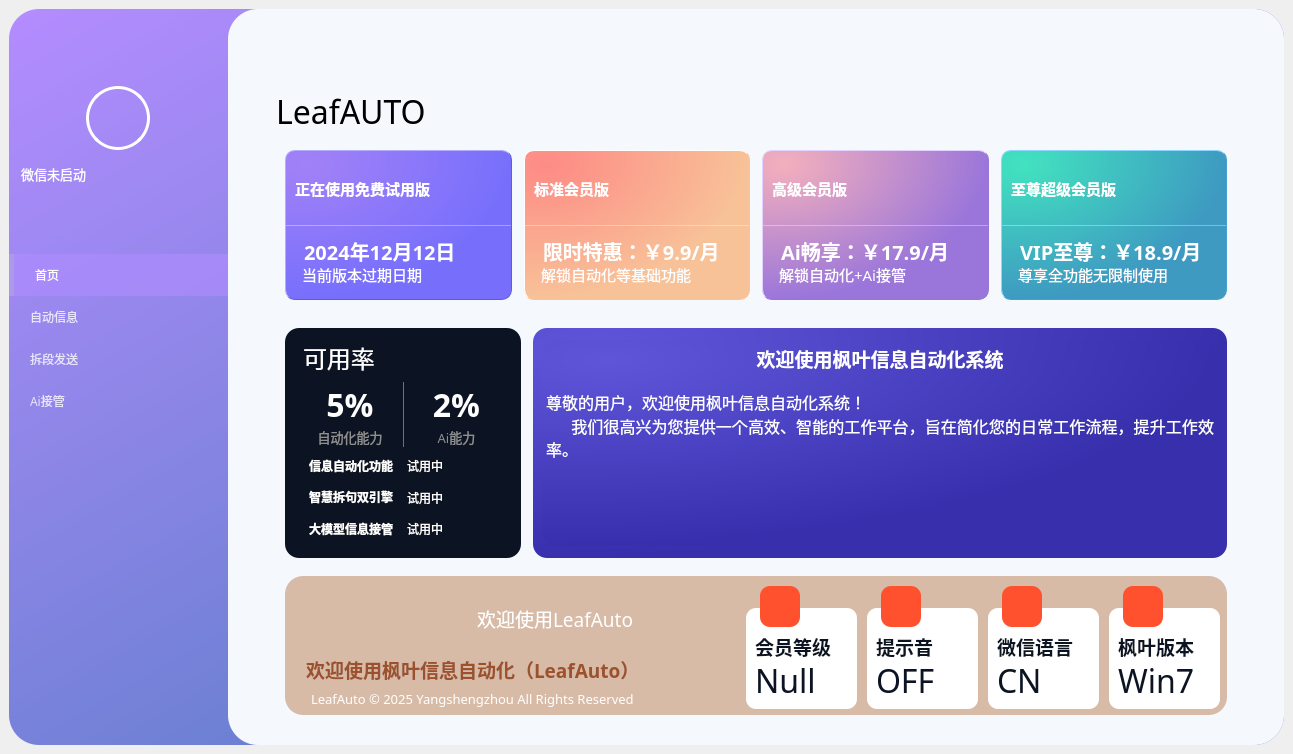
The window that Ui_MainWindow.ui (YangShengzhou03/LeafAuto_Win7) describes before a commit, drawn with Qt 5.
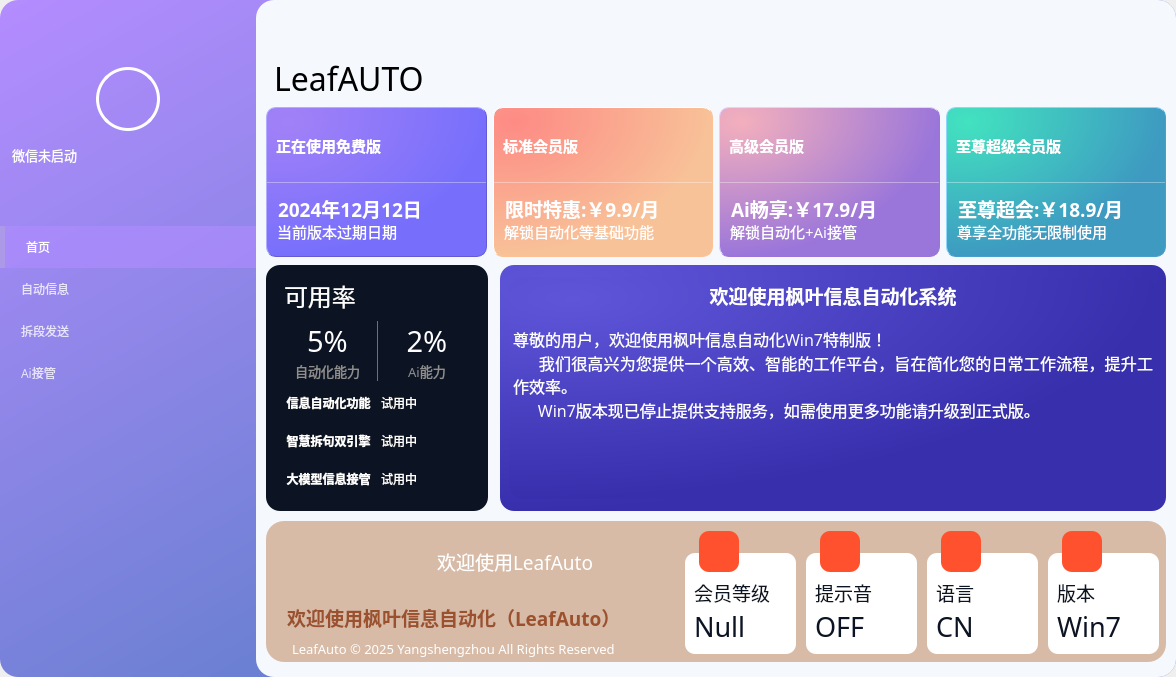
The same window after the commit. Icons and pictures are not drawn.

The edit to the form file:
```diff
--- a/Ui_MainWindow.ui
+++ b/Ui_MainWindow.ui
@@ -6,8 +6,8 @@
    <rect>
     <x>0</x>
     <y>0</y>
-    <width>1293</width>
-    <height>754</height>
+    <width>1176</width>
+    <height>677</height>
    </rect>
   </property>
   <property name="windowTitle">
@@ -18,13 +18,28 @@
   </property>
   <widget class="QWidget" name="centralwidget">
    <layout class="QHBoxLayout" name="horizontalLayout">
+    <property name="spacing">
+     <number>0</number>
+    </property>
+    <property name="leftMargin">
+     <number>0</number>
+    </property>
+    <property name="topMargin">
+     <number>0</number>
+    </property>
+    <property name="rightMargin">
+     <number>0</number>
+    </property>
+    <property name="bottomMargin">
+     <number>0</number>
+    </property>
     <item>
      <widget class="QFrame" name="main_Frame">
       <property name="styleSheet">
        <string notr="true">QFrame#main_Frame{
 background-color: qlineargradient(x0:0, y0:1, x1:1, y1:1,stop:0.4  rgb(107, 128, 210), stop:1 rgb(180, 140, 255));
 border:0px solid red;
-border-radius:30px
+border-radius:18px
 }</string>
       </property>
       <property name="frameShape">
@@ -53,13 +68,13 @@
         <widget class="QFrame" name="left">
          <property name="minimumSize">
           <size>
-           <width>219</width>
+           <width>0</width>
            <height>0</height>
           </size>
          </property>
          <property name="maximumSize">
           <size>
-           <width>219</width>
+           <width>16777215</width>
            <height>16777215</height>
           </size>
          </property>
@@ -67,7 +82,7 @@
           <string notr="true">QFrame{
 background-color: rgba(255, 255, 255,0);
 border:0px solid red;
-border-radius:30px
+border-radius:18px
 }</string>
          </property>
          <property name="frameShape">
@@ -236,7 +251,7 @@
            <widget class="QListWidget" name="left_listWidget">
             <property name="minimumSize">
              <size>
-              <width>180</width>
+              <width>199</width>
               <height>0</height>
              </size>
             </property>
@@ -319,7 +334,7 @@
           <string notr="true">QFrame{
 background-color: rgb(245, 249, 254);
 border:0px solid red;
-border-radius:30px
+border-radius:18px
 }</string>
          </property>
          <property name="frameShape">
@@ -330,19 +345,19 @@
          </property>
          <layout class="QVBoxLayout" name="verticalLayout_30">
           <property name="spacing">
-           <number>4</number>
+           <number>0</number>
           </property>
           <property name="leftMargin">
-           <number>48</number>
+           <number>4</number>
           </property>
           <property name="topMargin">
-           <number>24</number>
+           <number>4</number>
           </property>
           <property name="rightMargin">
-           <number>48</number>
+           <number>4</number>
           </property>
           <property name="bottomMargin">
-           <number>24</number>
+           <number>9</number>
           </property>
           <item>
            <widget class="QFrame" name="rightHead_frame">
@@ -363,7 +378,7 @@
               <number>0</number>
              </property>
              <property name="rightMargin">
-              <number>0</number>
+              <number>4</number>
              </property>
              <property name="bottomMargin">
               <number>0</number>
@@ -385,13 +400,13 @@
               <widget class="QFrame" name="vip_frame">
                <property name="minimumSize">
                 <size>
-                 <width>98</width>
+                 <width>104</width>
                  <height>52</height>
                 </size>
                </property>
                <property name="maximumSize">
                 <size>
-                 <width>98</width>
+                 <width>104</width>
                  <height>52</height>
                 </size>
                </property>
@@ -653,6 +668,7 @@
                    <property name="styleSheet">
                     <string notr="true">QLabel {
     color: rgb(0, 0, 0);
+	padding-left:6px;
 }</string>
                    </property>
                    <property name="text">
@@ -668,19 +684,19 @@
                    <item>
                     <layout class="QHBoxLayout" name="versionBlock_Layout">
                      <property name="spacing">
-                      <number>12</number>
+                      <number>6</number>
                      </property>
                      <property name="leftMargin">
-                      <number>9</number>
+                      <number>6</number>
                      </property>
                      <property name="topMargin">
-                      <number>16</number>
+                      <number>6</number>
                      </property>
                      <property name="rightMargin">
-                      <number>9</number>
+                      <number>6</number>
                      </property>
                      <property name="bottomMargin">
-                      <number>16</number>
+                      <number>4</number>
                      </property>
                      <item>
                       <widget class="QFrame" name="frame_top1">
@@ -794,7 +810,7 @@
 </string>
                              </property>
                              <property name="text">
-                              <string>正在使用免费试用版</string>
+                              <string>正在使用免费版</string>
                              </property>
                              <property name="icon">
                               <iconset>
@@ -859,15 +875,15 @@
                              </property>
                              <property name="font">
                               <font>
-                               <family>黑体</family>
-                               <pointsize>15</pointsize>
+                               <family>微软雅黑</family>
+                               <pointsize>14</pointsize>
                                <weight>75</weight>
                                <bold>true</bold>
                               </font>
                              </property>
                              <property name="styleSheet">
                               <string notr="true">color: rgb(255, 255, 255);
-padding-left:12px;</string>
+padding-left:6px;</string>
                              </property>
                              <property name="text">
                               <string>2024年12月12日</string>
@@ -894,7 +910,7 @@
                              </property>
                              <property name="styleSheet">
                               <string notr="true">color: rgb(255, 255, 255);
-padding-left:12px;</string>
+padding-left:6px;</string>
                              </property>
                              <property name="text">
                               <string>当前版本过期日期</string>
@@ -1081,18 +1097,18 @@
                              </property>
                              <property name="font">
                               <font>
-                               <family>黑体</family>
-                               <pointsize>15</pointsize>
+                               <family>微软雅黑</family>
+                               <pointsize>14</pointsize>
                                <weight>75</weight>
                                <bold>true</bold>
                               </font>
                              </property>
                              <property name="styleSheet">
                               <string notr="true">color: rgb(255, 255, 255);
-padding-left:12px;</string>
+padding-left:6px;</string>
                              </property>
                              <property name="text">
-                              <string>限时特惠：￥9.9/月</string>
+                              <string>限时特惠:￥9.9/月</string>
                              </property>
                              <property name="alignment">
                               <set>Qt::AlignLeading|Qt::AlignLeft|Qt::AlignVCenter</set>
@@ -1116,7 +1132,7 @@
                              </property>
                              <property name="styleSheet">
                               <string notr="true">color: rgb(255, 255, 255);
-padding-left:12px;</string>
+padding-left:6px;</string>
                              </property>
                              <property name="text">
                               <string>解锁自动化等基础功能</string>
@@ -1303,18 +1319,18 @@
                              </property>
                              <property name="font">
                               <font>
-                               <family>黑体</family>
-                               <pointsize>15</pointsize>
+                               <family>微软雅黑</family>
+                               <pointsize>14</pointsize>
                                <weight>75</weight>
                                <bold>true</bold>
                               </font>
                              </property>
                              <property name="styleSheet">
                               <string notr="true">color: rgb(255, 255, 255);
-padding-left:12px;</string>
+padding-left:6px;</string>
                              </property>
                              <property name="text">
-                              <string>Ai畅享：￥17.9/月</string>
+                              <string>Ai畅享:￥17.9/月</string>
                              </property>
                              <property name="alignment">
                               <set>Qt::AlignLeading|Qt::AlignLeft|Qt::AlignVCenter</set>
@@ -1338,7 +1354,7 @@
                              </property>
                              <property name="styleSheet">
                               <string notr="true">color: rgb(255, 255, 255);
-padding-left:12px;</string>
+padding-left:6px;</string>
                              </property>
                              <property name="text">
                               <string>解锁自动化+Ai接管</string>
@@ -1524,18 +1540,18 @@
                              </property>
                              <property name="font">
                               <font>
-                               <family>黑体</family>
-                               <pointsize>15</pointsize>
+                               <family>微软雅黑</family>
+                               <pointsize>14</pointsize>
                                <weight>75</weight>
                                <bold>true</bold>
                               </font>
                              </property>
                              <property name="styleSheet">
                               <string notr="true">color: rgb(255, 255, 255);
-padding-left:12px;</string>
+padding-left:6px;</string>
                              </property>
                              <property name="text">
-                              <string>VIP至尊：￥18.9/月</string>
+                              <string>至尊超会:￥18.9/月</string>
                              </property>
                              <property name="alignment">
                               <set>Qt::AlignLeading|Qt::AlignLeft|Qt::AlignVCenter</set>
@@ -1559,7 +1575,7 @@
                              </property>
                              <property name="styleSheet">
                               <string notr="true">color: rgb(255, 255, 255);
-padding-left:12px;</string>
+padding-left:6px;</string>
                              </property>
                              <property name="text">
                               <string>尊享全功能无限制使用</string>
@@ -1583,23 +1599,23 @@
                       <number>12</number>
                      </property>
                      <property name="leftMargin">
-                      <number>9</number>
+                      <number>6</number>
                      </property>
                      <property name="topMargin">
-                      <number>12</number>
+                      <number>4</number>
                      </property>
                      <property name="rightMargin">
-                      <number>9</number>
+                      <number>6</number>
                      </property>
                      <property name="bottomMargin">
-                      <number>12</number>
+                      <number>4</number>
                      </property>
                      <item>
                       <widget class="QFrame" name="instrument_frame">
                        <property name="minimumSize">
                         <size>
-                         <width>236</width>
-                         <height>223</height>
+                         <width>0</width>
+                         <height>0</height>
                         </size>
                        </property>
                        <property name="styleSheet">
@@ -1649,6 +1665,9 @@
                         </item>
                         <item>
                          <layout class="QHBoxLayout" name="horizontalLayout_44">
+                          <property name="spacing">
+                           <number>6</number>
+                          </property>
                           <item>
                            <layout class="QVBoxLayout" name="verticalLayout_34">
                             <property name="spacing">
@@ -1659,9 +1678,9 @@
                               <property name="font">
                                <font>
                                 <family>微软雅黑</family>
-                                <pointsize>24</pointsize>
-                                <weight>75</weight>
-                                <bold>true</bold>
+                                <pointsize>22</pointsize>
+                                <weight>50</weight>
+                                <bold>false</bold>
                                </font>
                               </property>
                               <property name="text">
@@ -1721,9 +1740,9 @@
                               <property name="font">
                                <font>
                                 <family>微软雅黑</family>
-                                <pointsize>24</pointsize>
-                                <weight>75</weight>
-                                <bold>true</bold>
+                                <pointsize>22</pointsize>
+                                <weight>50</weight>
+                                <bold>false</bold>
                                </font>
                               </property>
                               <property name="text">
@@ -1925,7 +1944,7 @@
                       <widget class="QFrame" name="ad_frame">
                        <property name="minimumSize">
                         <size>
-                         <width>688</width>
+                         <width>0</width>
                          <height>0</height>
                         </size>
                        </property>
@@ -1967,8 +1986,9 @@
 &lt;/style&gt;&lt;/head&gt;&lt;body style=&quot; font-family:'微软雅黑 Light'; font-size:9pt; font-weight:400; font-style:normal;&quot;&gt;
 &lt;p align=&quot;center&quot; style=&quot; margin-top:0px; margin-bottom:0px; margin-left:0px; margin-right:0px; -qt-block-indent:0; text-indent:0px;&quot;&gt;&lt;span style=&quot; font-family:'Microsoft YaHei UI'; font-size:14pt; font-weight:696;&quot;&gt;欢迎使用枫叶信息自动化系统&lt;/span&gt;&lt;/p&gt;
 &lt;p align=&quot;justify&quot; style=&quot;-qt-paragraph-type:empty; margin-top:0px; margin-bottom:0px; margin-left:0px; margin-right:0px; -qt-block-indent:0; text-indent:0px; font-family:'Microsoft YaHei UI';&quot;&gt;&lt;br /&gt;&lt;/p&gt;
-&lt;p align=&quot;justify&quot; style=&quot; margin-top:0px; margin-bottom:0px; margin-left:0px; margin-right:0px; -qt-block-indent:0; text-indent:0px;&quot;&gt;&lt;span style=&quot; font-family:'Microsoft YaHei UI'; font-size:12pt;&quot;&gt;尊敬的用户，欢迎使用枫叶信息自动化系统！&lt;/span&gt;&lt;/p&gt;
-&lt;p align=&quot;justify&quot; style=&quot; margin-top:0px; margin-bottom:0px; margin-left:0px; margin-right:0px; -qt-block-indent:0; text-indent:0px;&quot;&gt;&lt;span style=&quot; font-family:'Microsoft YaHei UI'; font-size:12pt;&quot;&gt;      我们很高兴为您提供一个高效、智能的工作平台，旨在简化您的日常工作流程，提升工作效率。&lt;/span&gt;&lt;/p&gt;&lt;/body&gt;&lt;/html&gt;</string>
+&lt;p align=&quot;justify&quot; style=&quot; margin-top:0px; margin-bottom:0px; margin-left:0px; margin-right:0px; -qt-block-indent:0; text-indent:0px;&quot;&gt;&lt;span style=&quot; font-family:'Microsoft YaHei UI'; font-size:12pt;&quot;&gt;尊敬的用户，欢迎使用枫叶信息自动化Win7特制版！&lt;/span&gt;&lt;/p&gt;
+&lt;p align=&quot;justify&quot; style=&quot; margin-top:0px; margin-bottom:0px; margin-left:0px; margin-right:0px; -qt-block-indent:0; text-indent:0px;&quot;&gt;&lt;span style=&quot; font-family:'Microsoft YaHei UI'; font-size:12pt;&quot;&gt;      我们很高兴为您提供一个高效、智能的工作平台，旨在简化您的日常工作流程，提升工作效率。&lt;/span&gt;&lt;/p&gt;
+&lt;p align=&quot;justify&quot; style=&quot; margin-top:0px; margin-bottom:0px; margin-left:0px; margin-right:0px; -qt-block-indent:0; text-indent:0px;&quot;&gt;&lt;span style=&quot; font-family:'Microsoft YaHei UI'; font-size:12pt;&quot;&gt;      Win7版本现已停止提供支持服务，如需使用更多功能请升级到正式版。&lt;/span&gt;&lt;/p&gt;&lt;/body&gt;&lt;/html&gt;</string>
                           </property>
                          </widget>
                         </item>
@@ -1990,13 +2010,13 @@
                      </property>
                      <layout class="QGridLayout" name="gridLayout">
                       <property name="leftMargin">
-                       <number>9</number>
+                       <number>6</number>
                       </property>
                       <property name="topMargin">
                        <number>6</number>
                       </property>
                       <property name="rightMargin">
-                       <number>9</number>
+                       <number>6</number>
                       </property>
                       <property name="bottomMargin">
                        <number>6</number>
@@ -2005,7 +2025,7 @@
                        <widget class="QFrame" name="inBottom_frame">
                         <property name="minimumSize">
                          <size>
-                          <width>936</width>
+                          <width>0</width>
                           <height>0</height>
                          </size>
                         </property>
@@ -2031,7 +2051,7 @@
                           <number>12</number>
                          </property>
                          <property name="topMargin">
-                          <number>6</number>
+                          <number>4</number>
                          </property>
                          <property name="rightMargin">
                           <number>2</number>
@@ -2041,12 +2061,18 @@
                          </property>
                          <item>
                           <layout class="QVBoxLayout" name="bottom_Layout">
+                           <property name="spacing">
+                            <number>6</number>
+                           </property>
                            <property name="leftMargin">
                             <number>9</number>
                            </property>
                            <property name="rightMargin">
                             <number>9</number>
                            </property>
+                           <property name="bottomMargin">
+                            <number>0</number>
+                           </property>
                            <item>
                             <layout class="QHBoxLayout" name="Version_Layout" stretch="0,0,0,0">
                              <property name="spacing">
@@ -2271,8 +2297,8 @@
                                 <font>
                                  <family>微软雅黑</family>
                                  <pointsize>14</pointsize>
-                                 <weight>75</weight>
-                                 <bold>true</bold>
+                                 <weight>50</weight>
+                                 <bold>false</bold>
                                 </font>
                                </property>
                                <property name="text">
@@ -2286,8 +2312,8 @@
                                 <widget class="QLabel" name="label_76">
                                  <property name="font">
                                   <font>
-                                   <family>黑体</family>
-                                   <pointsize>24</pointsize>
+                                   <family>微软雅黑</family>
+                                   <pointsize>20</pointsize>
                                    <weight>50</weight>
                                    <bold>false</bold>
                                   </font>
@@ -2391,8 +2417,8 @@
                                 <font>
                                  <family>微软雅黑</family>
                                  <pointsize>14</pointsize>
-                                 <weight>75</weight>
-                                 <bold>true</bold>
+                                 <weight>50</weight>
+                                 <bold>false</bold>
                                 </font>
                                </property>
                                <property name="text">
@@ -2402,12 +2428,15 @@
                              </item>
                              <item>
                               <layout class="QHBoxLayout" name="horizontalLayout_51">
+                               <property name="spacing">
+                                <number>7</number>
+                               </property>
                                <item>
                                 <widget class="QLabel" name="label_78">
                                  <property name="font">
                                   <font>
-                                   <family>黑体</family>
-                                   <pointsize>24</pointsize>
+                                   <family>微软雅黑</family>
+                                   <pointsize>20</pointsize>
                                    <weight>50</weight>
                                    <bold>false</bold>
                                   </font>
@@ -2505,12 +2534,12 @@
                                 <font>
                                  <family>微软雅黑</family>
                                  <pointsize>14</pointsize>
-                                 <weight>75</weight>
-                                 <bold>true</bold>
+                                 <weight>50</weight>
+                                 <bold>false</bold>
                                 </font>
                                </property>
                                <property name="text">
-                                <string>微信语言</string>
+                                <string>语言</string>
                                </property>
                               </widget>
                              </item>
@@ -2520,8 +2549,8 @@
                                 <widget class="QLabel" name="label_80">
                                  <property name="font">
                                   <font>
-                                   <family>黑体</family>
-                                   <pointsize>24</pointsize>
+                                   <family>微软雅黑</family>
+                                   <pointsize>20</pointsize>
                                    <weight>50</weight>
                                    <bold>false</bold>
                                   </font>
@@ -2619,12 +2648,12 @@
                                 <font>
                                  <family>微软雅黑</family>
                                  <pointsize>14</pointsize>
-                                 <weight>75</weight>
-                                 <bold>true</bold>
+                                 <weight>50</weight>
+                                 <bold>false</bold>
                                 </font>
                                </property>
                                <property name="text">
-                                <string>枫叶版本</string>
+                                <string>版本</string>
                                </property>
                               </widget>
                              </item>
@@ -2634,8 +2663,8 @@
                                 <widget class="QLabel" name="label_82">
                                  <property name="font">
                                   <font>
-                                   <family>黑体</family>
-                                   <pointsize>24</pointsize>
+                                   <family>微软雅黑</family>
+                                   <pointsize>20</pointsize>
                                    <weight>50</weight>
                                    <bold>false</bold>
                                   </font>
@@ -2720,6 +2749,7 @@
                    <property name="styleSheet">
                     <string notr="true">QLabel {
     color: rgb(0, 0, 0);
+	padding-left:6px;
 }</string>
                    </property>
                    <property name="text">
@@ -2731,19 +2761,19 @@
                   <widget class="QFrame" name="DataInput">
                    <layout class="QHBoxLayout" name="horizontalLayout_5" stretch="0,0,0,0">
                     <property name="spacing">
-                     <number>9</number>
+                     <number>4</number>
                     </property>
                     <property name="sizeConstraint">
                      <enum>QLayout::SetDefaultConstraint</enum>
                     </property>
                     <property name="leftMargin">
-                     <number>6</number>
+                     <number>0</number>
                     </property>
                     <property name="topMargin">
                      <number>6</number>
                     </property>
                     <property name="rightMargin">
-                     <number>6</number>
+                     <number>0</number>
                     </property>
                     <property name="bottomMargin">
                      <number>6</number>
@@ -2836,7 +2866,7 @@
     color: rgb(0, 0, 0);
     border: none;
     padding: 2px;
-    font-size: 14px;
+    font-size: 16px;
 }
 
 QLineEdit::placeholder {
@@ -3012,7 +3042,7 @@
     color: rgb(0, 0, 0);
     border: none;
     padding: 2px;
-    font-size: 14px;
+    font-size: 16px;
 }
 
 QLineEdit::placeholder {
@@ -3060,7 +3090,7 @@
                       </property>
                       <layout class="QHBoxLayout" name="horizontalLayout_96">
                        <property name="spacing">
-                        <number>6</number>
+                        <number>4</number>
                        </property>
                        <property name="leftMargin">
                         <number>9</number>
@@ -3069,7 +3099,7 @@
                         <number>0</number>
                        </property>
                        <property name="rightMargin">
-                        <number>6</number>
+                        <number>4</number>
                        </property>
                        <property name="bottomMargin">
                         <number>0</number>
@@ -3102,19 +3132,19 @@
                          </property>
                          <property name="minimumSize">
                           <size>
-                           <width>152</width>
+                           <width>158</width>
                            <height>0</height>
                           </size>
                          </property>
                          <property name="maximumSize">
                           <size>
-                           <width>156</width>
+                           <width>158</width>
                            <height>16777215</height>
                           </size>
                          </property>
                          <property name="font">
                           <font>
-                           <family>黑体</family>
+                           <family>微软雅黑</family>
                            <pointsize>-1</pointsize>
                           </font>
                          </property>
@@ -3124,7 +3154,7 @@
     border: 1px solid rgb(87, 78, 209);
     border-radius: 2px;
     color: rgb(0, 0, 0);
-    font-size: 15px;
+    font-size: 16px;
 }
 
 QDateTimeEdit:hover {
@@ -3187,7 +3217,7 @@
                          </property>
                          <property name="font">
                           <font>
-                           <family>黑体</family>
+                           <family>微软雅黑</family>
                            <pointsize>-1</pointsize>
                           </font>
                          </property>
@@ -3197,7 +3227,7 @@
     border: 1px solid rgb(87, 78, 209);
     border-radius: 2px;
     color: rgb(0, 0, 0);
-    font-size: 15px;
+    font-size: 16px;
     padding-right: 0;
     text-align: center;
     padding-left: 2px;
@@ -3312,7 +3342,7 @@
                  <item>
                   <layout class="QHBoxLayout" name="horizontalLayout_71" stretch="0,1">
                    <property name="spacing">
-                    <number>9</number>
+                    <number>14</number>
                    </property>
                    <property name="leftMargin">
                     <number>9</number>
@@ -3406,7 +3436,7 @@
                         <x>0</x>
                         <y>0</y>
                         <width>368</width>
-                        <height>498</height>
+                        <height>482</height>
                        </rect>
                       </property>
                       <layout class="QFormLayout" name="formLayout_3">
@@ -3987,6 +4017,7 @@
                    <property name="styleSheet">
                     <string notr="true">QLabel {
     color: rgb(0, 0, 0);
+	padding-left:6px;
 }</string>
                    </property>
                    <property name="text">
@@ -4096,7 +4127,7 @@
     color: rgb(0, 0, 0);
     border: none;
     padding: 2px;
-    font-size: 16px;
+    font-size: 18px;
 }
 
 QLineEdit::placeholder {
@@ -4224,7 +4255,7 @@
                  <item>
                   <layout class="QHBoxLayout" name="horizontalLayout_97" stretch="1">
                    <property name="spacing">
-                    <number>1</number>
+                    <number>0</number>
                    </property>
                    <item>
                     <widget class="QFrame" name="frame_47">
@@ -4601,6 +4632,7 @@
                    <property name="styleSheet">
                     <string notr="true">QLabel {
     color: rgb(0, 0, 0);
+	padding-left:6px;
 }</string>
                    </property>
                    <property name="text">
@@ -4623,9 +4655,18 @@
                     <property name="spacing">
                      <number>12</number>
                     </property>
+                    <property name="leftMargin">
+                     <number>0</number>
+                    </property>
                     <property name="topMargin">
                      <number>6</number>
                     </property>
+                    <property name="rightMargin">
+                     <number>0</number>
+                    </property>
+                    <property name="bottomMargin">
+                     <number>0</number>
+                    </property>
                     <item>
                      <widget class="QFrame" name="frame_61">
                       <property name="layoutDirection">
@@ -4746,7 +4787,7 @@
     color: rgb(0, 0, 0);
     border: none;
     padding: 2px;
-    font-size: 16px;
+    font-size: 18px;
 }
 
 QLineEdit::placeholder {
@@ -4862,24 +4903,6 @@
                              <property name="bottomMargin">
                               <number>0</number>
                              </property>
-                             <item>
-                              <widget class="QLabel" name="label_15">
-                               <property name="font">
-                                <font>
-                                 <family>微软雅黑</family>
-                                 <pointsize>12</pointsize>
-                                </font>
-                               </property>
-                               <property name="styleSheet">
-                                <string notr="true">QLabel {
-    color: rgb(0, 0, 0);
-}</string>
-                               </property>
-                               <property name="text">
-                                <string>回复规则</string>
-                               </property>
-                              </widget>
-                             </item>
                              <item>
                               <widget class="QPushButton" name="pushButton_addRule">
                                <property name="sizePolicy">
@@ -4995,7 +5018,7 @@
     color: rgb(0, 0, 0);
     border: none;
     padding: 2px;
-    font-size: 16px;
+    font-size: 18px;
 }
 
 QLineEdit::placeholder {
@@ -5053,7 +5076,7 @@
                             </property>
                             <layout class="QHBoxLayout" name="horizontalLayout_14">
                              <property name="spacing">
-                              <number>2</number>
+                              <number>4</number>
                              </property>
                              <property name="leftMargin">
                               <number>4</number>
@@ -5089,7 +5112,7 @@
                               <widget class="QComboBox" name="comboBox_AiLmodel">
                                <property name="minimumSize">
                                 <size>
-                                 <width>76</width>
+                                 <width>71</width>
                                  <height>0</height>
                                 </size>
                                </property>
@@ -5101,7 +5124,7 @@
                                </property>
                                <property name="font">
                                 <font>
-                                 <family>黑体</family>
+                                 <family>微软雅黑</family>
                                  <pointsize>-1</pointsize>
                                 </font>
                                </property>
@@ -5111,7 +5134,7 @@
     border: 1px solid rgb(87, 78, 209);
     border-radius: 4px;
     color: rgb(0, 0, 0);
-    font-size: 15px;
+    font-size: 16px;
     padding-right: 0;
     text-align: center;
     padding-left: 2px;
@@ -5228,7 +5251,7 @@
                             </property>
                             <property name="font">
                              <font>
-                              <family>黑体</family>
+                              <family>微软雅黑</family>
                               <pointsize>88</pointsize>
                              </font>
                             </property>
@@ -5330,6 +5353,9 @@
                        </item>
                        <item>
                         <layout class="QVBoxLayout" name="verticalLayout_8">
+                         <property name="spacing">
+                          <number>9</number>
+                         </property>
                          <item>
                           <spacer name="verticalSpacer_3">
                            <property name="orientation">
```
